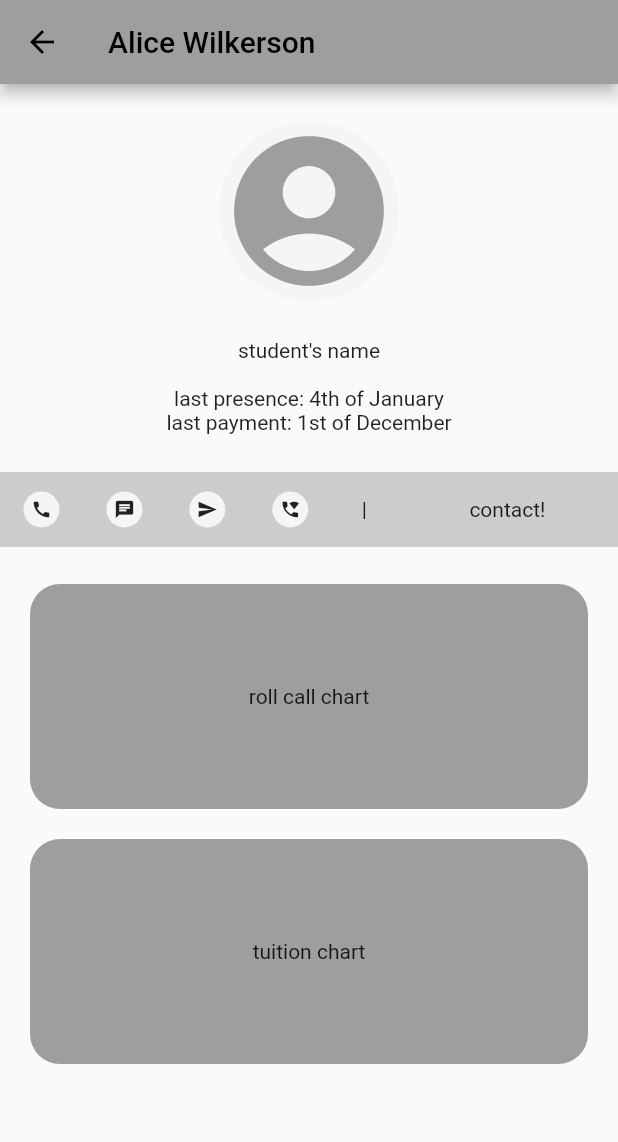
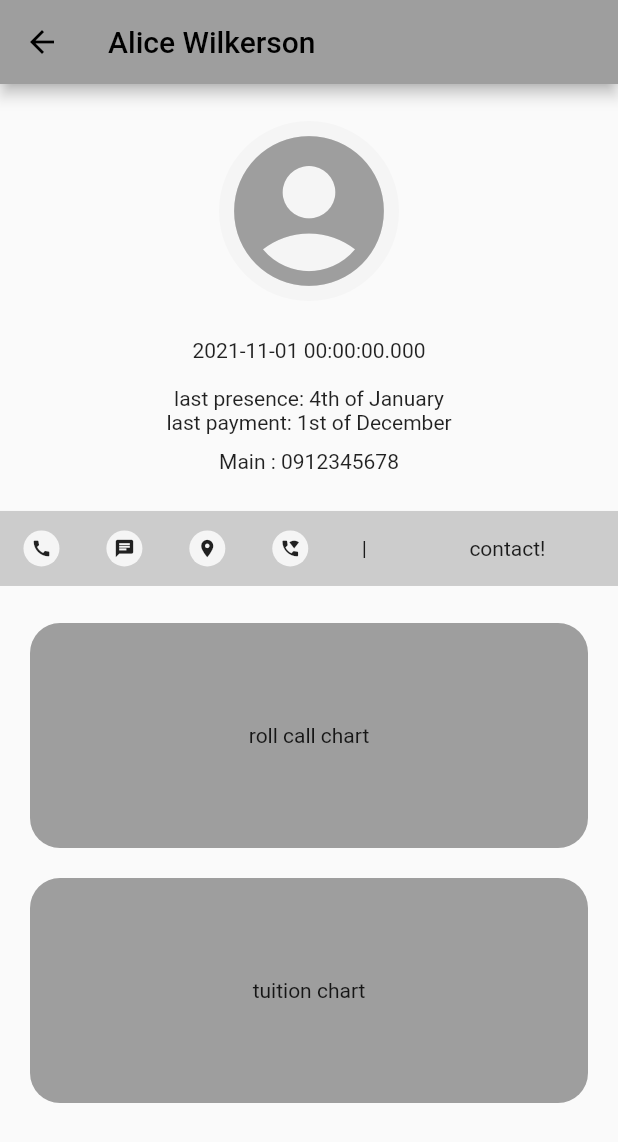
Before and after one commit to E837/hamyar, a Flutter app: the StudentDetailsScreen screen opened directly with sample values from the repository, on a phone screen of 412 x 824 dp. Shown: the top 1142 px of the screen. Run offline on Flutter 3.47's test engine with Material 2 defaults, Android fonts, the phone set to English and light mode, and no system bars; our stand-ins replace auto_size_text, month_picker_dialog.

Commit message:
"add student" functionality

```diff
--- a/lib/main.dart
+++ b/lib/main.dart
@@ -34,7 +34,7 @@
         ),
         home: const MainMenu(),
         routes: {
-          StudentsScreen.routeName: (ctx) => const StudentsScreen(),
+          StudentsScreen.routeName: (ctx) => StudentsScreen(),
           RollCallScreen.routeName: (ctx) => const RollCallScreen(),
           TuitionScreen.routeName: (ctx) => const TuitionScreen(),
           NotesScreen.routeName: (ctx) => const NotesScreen(),
--- /dev/null
+++ b/lib/models/phone_number.dart
@@ -0,0 +1,34 @@
+enum PhoneType {
+  main,
+  mobile,
+  work,
+  home,
+}
+
+class PhoneNumber {
+  PhoneType type;
+  String number;
+
+  PhoneNumber({required this.type, required this.number});
+
+  static String typeToString(PhoneType type) {
+    switch (type) {
+      case PhoneType.main:
+        return 'Main';
+      case PhoneType.mobile:
+        return 'Mobile';
+      case PhoneType.work:
+        return 'Work';
+      case PhoneType.home:
+        return 'Home';
+    }
+  }
+
+  static List<String> phoneTypeItems() {
+    final List<String> result = [];
+    for (var type in PhoneType.values) {
+      result.add(typeToString(type));
+    }
+    return result;
+  }
+}
--- a/lib/models/student.dart
+++ b/lib/models/student.dart
@@ -5,23 +5,27 @@
 import 'package:hamyar/models/roll_call.dart';
 import 'package:hamyar/models/tuition.dart';
 import 'package:hamyar/models/date.dart';
+import 'package:hamyar/models/phone_number.dart';
 
 class Student with ChangeNotifier {
   String id = const Uuid().v1();
-  Map<String, String> phone;
   String name;
+  List<PhoneNumber> phone;
   DateTime joinDate;
+  DateTime? leaveDate;
   List<RollCall> presenceStatus = [];
   List<Tuition> paymentsStatus = [];
   List<GroupRollCall> groupsStatus = [];
   String? avatar; // todo: should be in file format
 
   Student({
+    required this.name,
     required this.phone,
-    required this.name,
-    required this.joinDate,
     this.avatar,
-  });
+    DateTime? joinDate,
+  }) : joinDate = joinDate ?? DateTime.now();
+
+  // ----------------- student -----------------
 
   // ----------------- roll-call -----------------
 
--- a/lib/models/students.dart
+++ b/lib/models/students.dart
@@ -1,4 +1,4 @@
-import 'package:flutter/foundation.dart';
+import 'package:flutter/material.dart';
 
 import 'package:hamyar/models/roll_call.dart';
 import 'package:hamyar/models/tuition.dart';
@@ -11,6 +11,8 @@
   DateTime desiredDateForRollCall = Date.now();
   DateTime desiredMonthForPayment = Date.currentMonth();
   double _requiredAmount = 50;
+
+  // ----------------- students -----------------
 
   List<Student> get students => _students;
 
@@ -92,7 +94,6 @@
           .firstWhere((tuition) => tuition.date == desiredMonthForPayment)
           .requiredAmount;
     }
-    // todo: required amount can be changed only once (shouldn't be like this - fix it)
     for (var student in students) {
       student.setInitPayment(date, _requiredAmount);
     }
--- a/lib/overal_widgets/contact_buttons.dart
+++ b/lib/overal_widgets/contact_buttons.dart
@@ -32,7 +32,7 @@
           child: const CircleAvatar(
             radius: 12,
             child: Icon(
-              Icons.send,
+              Icons.location_on,
               size: 14,
             ),
           ),
--- a/lib/students/student_details_screen.dart
+++ b/lib/students/student_details_screen.dart
@@ -2,6 +2,7 @@
 
 import 'package:hamyar/models/student.dart';
 import 'package:hamyar/overal_widgets/contact_buttons.dart';
+import 'package:hamyar/models/phone_number.dart';
 
 class StudentDetailsScreen extends StatelessWidget {
   final MaterialColor color;
@@ -39,8 +40,8 @@
                   // todo: set a button here to add image from gallery or camera
                 ),
               ),
-              const Text(
-                'student\'s name',
+              Text(
+                student.joinDate.toString(),
                 textAlign: TextAlign.center,
               ),
               SizedBox(height: deviceSize.height * 0.02),
@@ -48,6 +49,14 @@
                 children: const [
                   Text('last presence: 4th of January'),
                   Text('last payment: 1st of December'),
+                ],
+              ),
+              const SizedBox(height: 10),
+              Column(
+                children: [
+                  for (var phoneNumber in student.phone)
+                    Text(
+                        '${PhoneNumber.typeToString(phoneNumber.type)} : ${phoneNumber.number}')
                 ],
               ),
               Container(
--- a/lib/temp_data.dart
+++ b/lib/temp_data.dart
@@ -1,6 +1,6 @@
 import 'models/student.dart';
-import 'models/date.dart';
 import 'models/note.dart';
+import 'models/phone_number.dart';
 
 List<String> studentNames = [
   'Alice Wilkerson',
@@ -28,19 +28,19 @@
 
 List<Student> studentsList = [
   Student(
-    phone: {'mobile': '09123456789'},
+    phone: [PhoneNumber(type: PhoneType.main, number: '0912345678')],
     name: 'Alice Wilkerson',
-    joinDate: Date.now(),
+    joinDate: DateTime(2021, 11, 1),
   ),
   Student(
-    phone: {'mobile': '09123456789'},
+    phone: [PhoneNumber(type: PhoneType.main, number: '0912345678')],
     name: 'Fynn Chambers',
-    joinDate: Date.now(),
+    joinDate: DateTime(2021, 12, 1),
   ),
   Student(
-    phone: {'mobile': '09123456789'},
+    phone: [PhoneNumber(type: PhoneType.main, number: '0912345678')],
     name: 'Cain Guyyyyyyyyyyyyyyyyyyyyyyyy',
-    joinDate: Date.now(),
+    joinDate: DateTime(2022, 1, 1),
   ),
 ];
 
```
Also changed, not shown: lib/students/phone_number_field.dart (added, +101 -0 lines), lib/students/student_fields.dart (added, +87 -0 lines), lib/students/students_screen.dart (+47 -3 lines).
